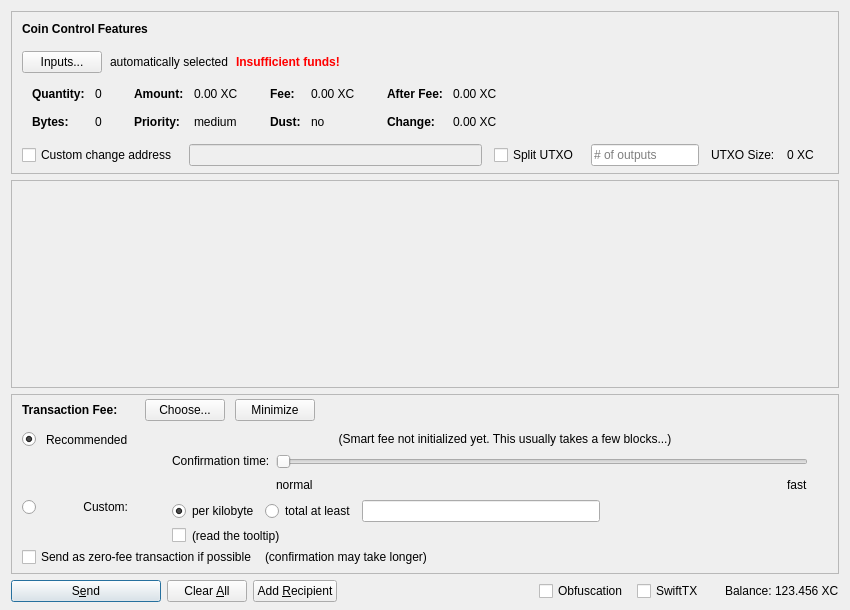
Before: the Qt Designer form src/qt/forms/sendcoinsdialog.ui in XCurrency/BlockDX, drawn with Qt 5.
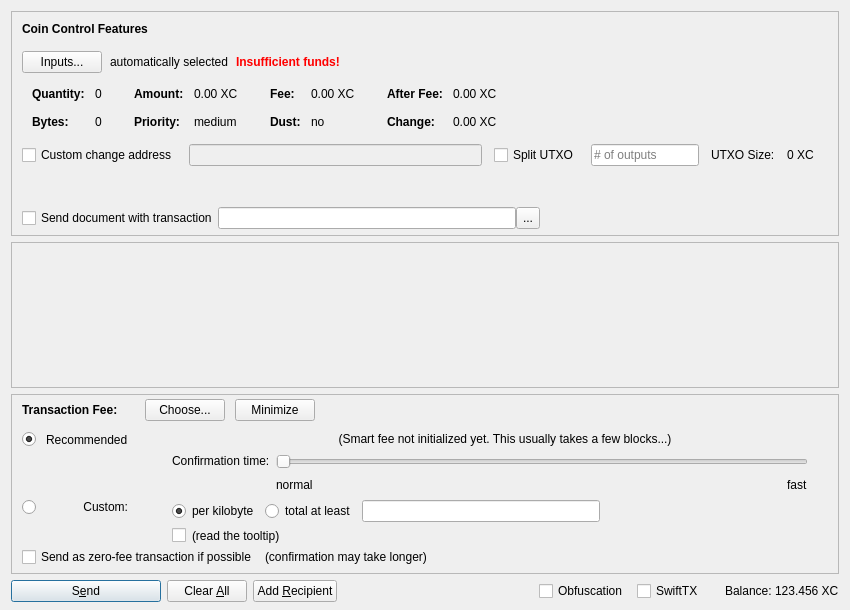
After: the same form once the commit is applied. Icons and pictures are not drawn. Custom widgets are drawn as their Qt base class.

Commit message: added typedef int64

The edit to the form file:
```diff
--- a/src/qt/forms/sendcoinsdialog.ui
+++ b/src/qt/forms/sendcoinsdialog.ui
@@ -54,7 +54,7 @@
        <number>6</number>
       </property>
       <item>
-       <layout class="QVBoxLayout" name="verticalLayoutCoinControl" stretch="0,0,0,0,1">
+          <layout class="QVBoxLayout" name="verticalLayoutCoinControl" stretch="0,0,0,0,0,1,0">
         <property name="spacing">
          <number>0</number>
         </property>
@@ -622,6 +622,19 @@
           </item>
          </layout>
         </item>
+        <item>
+            <spacer name="verticalSpacer_8">
+                <property name="orientation">
+                    <enum>Qt::Vertical</enum>
+                </property>
+                <property name="sizeHint" stdset="0">
+                    <size>
+                        <width>20</width>
+                        <height>40</height>
+                    </size>
+                </property>
+            </spacer>
+        </item>
         <item>
          <spacer name="verticalSpacerCoinControl">
           <property name="orientation">
@@ -635,6 +648,56 @@
           </property>
          </spacer>
         </item>
+              <item>
+                  <layout class="QHBoxLayout" name="horizontalLayout_8">
+                      <item>
+                          <widget class="QCheckBox" name="txWithImage">
+                              <property name="text">
+                                  <string>Send document with transaction</string>
+                              </property>
+                          </widget>
+                      </item>
+                      <item>
+                          <widget class="QLineEdit" name="filePathEdit">
+                              <property name="sizePolicy">
+                                  <sizepolicy hsizetype="Expanding" vsizetype="Expanding">
+                                      <horstretch>0</horstretch>
+                                      <verstretch>0</verstretch>
+                                  </sizepolicy>
+                              </property>
+                              <property name="readOnly">
+                                  <bool>true</bool>
+                              </property>
+                          </widget>
+                      </item>
+                      <item>
+                          <widget class="QToolButton" name="pathButton">
+                              <property name="sizePolicy">
+                                  <sizepolicy hsizetype="Fixed" vsizetype="Expanding">
+                                      <horstretch>0</horstretch>
+                                      <verstretch>0</verstretch>
+                                  </sizepolicy>
+                              </property>
+                              <property name="text">
+                                  <string>...</string>
+                              </property>
+                          </widget>
+                      </item>
+                      <item>
+                          <spacer name="horizontalSpacer_7">
+                              <property name="orientation">
+                                  <enum>Qt::Horizontal</enum>
+                              </property>
+                              <property name="sizeHint" stdset="0">
+                                  <size>
+                                      <width>40</width>
+                                      <height>20</height>
+                                  </size>
+                              </property>
+                          </spacer>
+                      </item>
+                  </layout>
+              </item>
        </layout>
       </item>
      </layout>
@@ -651,10 +714,10 @@
         <x>0</x>
         <y>0</y>
         <width>830</width>
-        <height>144</height>
+           <height>80</height>
        </rect>
       </property>
-      <layout class="QVBoxLayout" name="verticalLayout_2" stretch="0,1">
+         <layout class="QVBoxLayout" name="verticalLayout_2" stretch="0,0">
        <property name="leftMargin">
         <number>0</number>
        </property>
```
Lines whose indentation alone changed are shown as unchanged. The commit also changes 1 other file.
